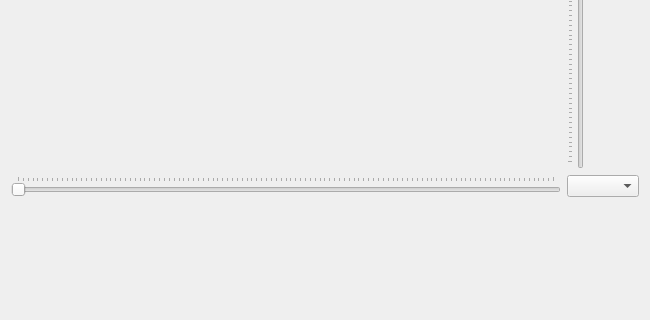
This is ui/lab_2.ui in ChMcg/CG as Qt 5 draws it before an edit; both pictures show x 0 to 650 and y 392 to 712 of the 650 by 712 pixel window. The edited form follows.
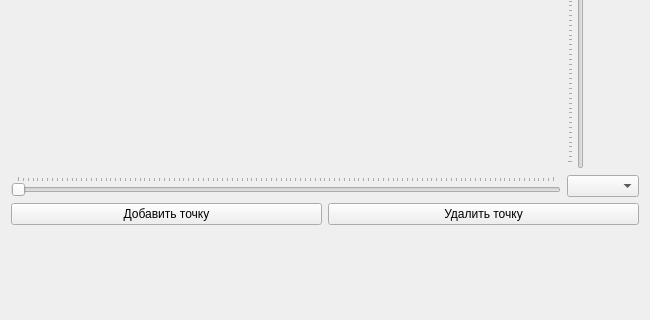
This is the edited form.

The edit to the form file:
```diff
--- a/ui/lab_2.ui
+++ b/ui/lab_2.ui
@@ -75,6 +75,24 @@
      </item>
     </layout>
    </item>
+   <item>
+    <layout class="QHBoxLayout" name="horizontalLayout">
+     <item>
+      <widget class="QPushButton" name="addPointButton">
+       <property name="text">
+        <string>Добавить точку</string>
+       </property>
+      </widget>
+     </item>
+     <item>
+      <widget class="QPushButton" name="removePointButton">
+       <property name="text">
+        <string>Удалить точку</string>
+       </property>
+      </widget>
+     </item>
+    </layout>
+   </item>
    <item>
     <spacer name="verticalSpacer">
      <property name="orientation">
```
